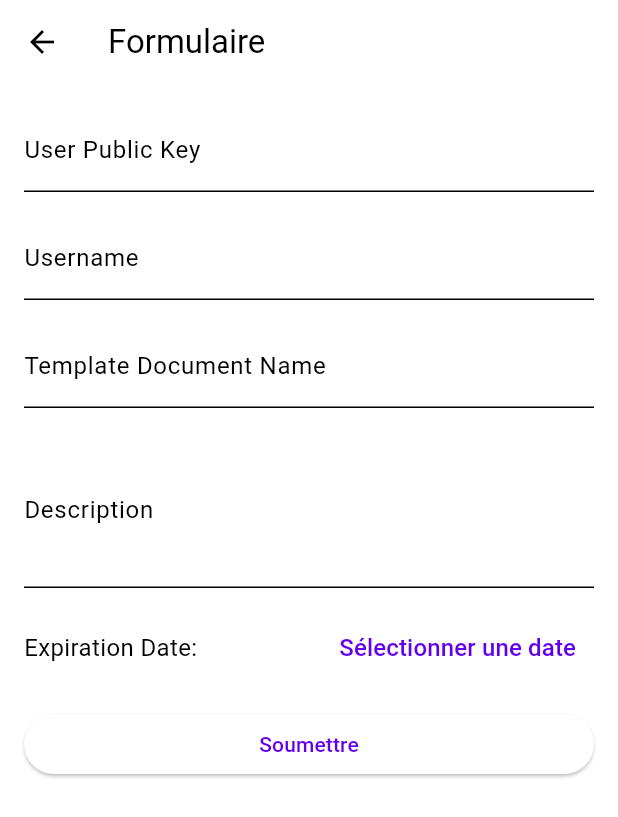
After one commit to Littleyns/CertiChain, a Flutter app: the DocumentGrantForm screen opened directly, on a phone screen of 412 x 824 dp. The commit adds this screen. Shown: the top 817 px of the screen. Run offline on Flutter 3.47's test engine with Material 3 defaults, Android fonts, the phone set to English and light mode, and no system bars; our stand-ins replace flutter_dotenv; missing offline and left inert: dart:html, web3dart; project files that could hold a hidden picture were left out.

Commit message:
Grant request page + fixing services for request granting

```diff
--- a/lib/main.dart
+++ b/lib/main.dart
@@ -1,7 +1,7 @@
 import 'package:chatflutter/screens/blockchain_screen.dart';
 import 'package:chatflutter/screens/create_screen.dart';
 import 'package:chatflutter/screens/home_screen.dart';
-import 'package:chatflutter/screens/profile_screen.dart';
+import 'package:chatflutter/screens/notifications_screen.dart';
 import 'package:chatflutter/screens/search_screen.dart';
 import 'package:chatflutter/services/web3_connection.dart';
 import 'package:chatflutter/widgets/custom_searchbar.dart';
@@ -76,7 +76,7 @@ class _MyHomePageState extends State<MyHomePage> {
       case 3:
         return BlockchainScreen();
       case 4:
-        return ProfileScreen();
+        return NotificationsScreen();
       default:
         return Container();
     }
--- a/lib/models/Document.dart
+++ b/lib/models/Document.dart
@@ -8,6 +8,7 @@ class Document {
   String description;
   String organisationEmitter;
   String ParticularOwner;
+  BigInt expirationDate;
 
   Document({ // Modifier par un DTO dans solidity qui contient directement les champs qui nous interesse en UI
     required this.docId,
@@ -15,6 +16,7 @@ class Document {
     required this.description,
     required this.organisationEmitter,
     required this.ParticularOwner,
+    required this.expirationDate,
   });
 
 
@@ -23,13 +25,14 @@ class Document {
         templateDocName = json[1].toString() as String,
         description = json[2].toString() as String,
         organisationEmitter = json[3].toString()as String ,
-        ParticularOwner = json[4].toString() as String;
+        ParticularOwner = json[4].toString() as String,
+        expirationDate = json[5] as BigInt;
 
 
 
   @override
   String toString() {
-    return "Template Doc: ${templateDocName} | ID: ${docId} | description: ${description} | owner: ${ParticularOwner} | org transmitter ${organisationEmitter}" ;
+    return "Template Doc: ${templateDocName} | ID: ${docId} | description: ${description} | owner: ${ParticularOwner} | org transmitter ${organisationEmitter} | expiration date ${expirationDate}"  ;
   }
 
 
--- a/lib/screens/blockchain_screen.dart
+++ b/lib/screens/blockchain_screen.dart
@@ -173,6 +173,8 @@ class _BlockchainScreenState extends State<BlockchainScreen> {
                   Text('owner: ${displayedDocuments[index].ParticularOwner}'),
                   SizedBox(height: 8.0),
                   Text('org transmitter: ${displayedDocuments[index].organisationEmitter}'),
+                  SizedBox(height: 8.0),
+                  Text('Expiration date: ${displayedDocuments[index].expirationDate.toInt() == -1 ? "-": new DateTime.fromMicrosecondsSinceEpoch(displayedDocuments[index].expirationDate.toInt())}'),
                 ],
               ),
             ),
--- /dev/null
+++ b/lib/screens/notifications_screen.dart
@@ -0,0 +1,10 @@
+import 'package:flutter/material.dart';
+
+class NotificationsScreen extends StatelessWidget {
+  const NotificationsScreen({Key? key}) : super(key: key);
+
+  @override
+  Widget build(BuildContext context) {
+    return Container(child: Text("notifications page"),);
+  }
+}
--- a/lib/services/fill_web3_mockData.dart
+++ b/lib/services/fill_web3_mockData.dart
@@ -75,7 +75,7 @@ void main() async {
 
   // acceptation tout les requetes par 3iL
   for(int i = 0; i< docRequests.length;i++){
-    await requestsService.acceptDocumentRequest(EthPrivateKey.fromHex(adressePriveeOrganisation),docRequests[i].docRequestId); // changer l'id, récuperer toutes les requetes d'un utilisateur
+    await requestsService.acceptDocumentRequest(EthPrivateKey.fromHex(adressePriveeOrganisation),docRequests[i].docRequestId, "well deserved doc", BigInt.from(-1)); // changer l'id, récuperer toutes les requetes d'un utilisateur
     print("Document accepted from organisation");
   }
 
--- a/lib/services/requests_manager_service.dart
+++ b/lib/services/requests_manager_service.dart
@@ -75,7 +75,7 @@ class RequestsManagerService {
   }
 
   Future<void> requestDocumentGrant(
-      Credentials credentials, String particularAddress, String templateDocId) async {
+      Credentials credentials, String particularAddress, String templateDocId, String description, BigInt expirationDate) async {
     final contractFunction = contract.function('requestDocumentGrant');
     await _web3Connection.client.sendTransaction(
       credentials,
@@ -85,6 +85,8 @@ class RequestsManagerService {
         parameters: [
           EthereumAddress.fromHex(particularAddress),
           BigInt.parse(templateDocId),
+          description,
+          expirationDate
         ],
       ),
         chainId: 1337,
@@ -93,7 +95,7 @@ class RequestsManagerService {
   }
 
   Future<void> acceptDocumentRequest(
-      Credentials credentials, String docRequestId) async {
+      Credentials credentials, String docRequestId, String description, BigInt expirationDate) async {
     final contractFunction = contract.function('acceptDocumentRequest');
     await _web3Connection.client.sendTransaction(
       credentials,
@@ -102,6 +104,9 @@ class RequestsManagerService {
         function: contractFunction,
         parameters: [
           BigInt.parse(docRequestId),
+          description,
+          expirationDate
+
         ],
       ),
         chainId: 1337,
--- /dev/null
+++ b/lib/widgets/document_grant_form.dart
@@ -0,0 +1,98 @@
+import 'package:flutter/material.dart';
+
+class DocumentGrantForm extends StatefulWidget {
+  @override
+  _MyDocumentGrantFormState createState() => _MyDocumentGrantFormState();
+}
+
+class _MyDocumentGrantFormState extends State<DocumentGrantForm> {
+  final TextEditingController publicKeyController = TextEditingController();
+  final TextEditingController usernameController = TextEditingController();
+  final TextEditingController templateNameController = TextEditingController();
+  final TextEditingController descriptionController = TextEditingController();
+  DateTime? selectedDate;
+
+  @override
+  Widget build(BuildContext context) {
+    return Scaffold(
+      appBar: AppBar(
+        title: Text('Formulaire'),
+      ),
+      body: Padding(
+        padding: const EdgeInsets.all(16.0),
+        child: Column(
+          crossAxisAlignment: CrossAxisAlignment.stretch,
+          children: [
+            TextFormField(
+              controller: publicKeyController,
+              decoration: InputDecoration(labelText: 'User Public Key'),
+            ),
+            SizedBox(height: 16.0),
+            TextFormField(
+              controller: usernameController,
+              decoration: InputDecoration(labelText: 'Username'),
+            ),
+            SizedBox(height: 16.0),
+            TextFormField(
+              controller: templateNameController,
+              decoration: InputDecoration(labelText: 'Template Document Name'),
+            ),
+            SizedBox(height: 16.0),
+            TextFormField(
+              controller: descriptionController,
+              maxLines: 3,
+              decoration: InputDecoration(labelText: 'Description'),
+            ),
+            SizedBox(height: 16.0),
+            Row(
+              children: [
+                Expanded(
+                  child: Text(
+                    'Expiration Date:',
+                    style: TextStyle(fontSize: 16.0),
+                  ),
+                ),
+                TextButton(
+                  onPressed: () => _selectDate(context),
+                  child: Text(
+                    selectedDate != null
+                        ? "${selectedDate!.toLocal()}".split(' ')[0]
+                        : 'Sélectionner une date',
+                    style: TextStyle(fontSize: 16.0),
+                  ),
+                ),
+              ],
+            ),
+            SizedBox(height: 16.0),
+            ElevatedButton(
+              onPressed: () {
+                // Vous pouvez récupérer les valeurs avec les contrôleurs ici
+                print('User Public Key: ${publicKeyController.text}');
+                print('Username: ${usernameController.text}');
+                print('Template Document Name: ${templateNameController.text}');
+                print('Description: ${descriptionController.text}');
+                print('Expiration Date: $selectedDate');
+              },
+              child: Text('Soumettre'),
+            ),
+          ],
+        ),
+      ),
+    );
+  }
+
+  Future<void> _selectDate(BuildContext context) async {
+    final DateTime? picked = await showDatePicker(
+      context: context,
+      initialDate: DateTime.now(),
+      firstDate: DateTime.now(),
+      lastDate: DateTime(2101),
+    );
+
+    if (picked != null && picked != selectedDate) {
+      setState(() {
+        selectedDate = picked;
+      });
+    }
+  }
+}
```
Also changed, not shown: lib/models/GrantRequest.dart (+11 -4 lines), lib/screens/profile_screen.dart (deleted, +0 -10 lines), lib/services/particulars_manager_service.dart (+27 -0 lines), 4 other files.
